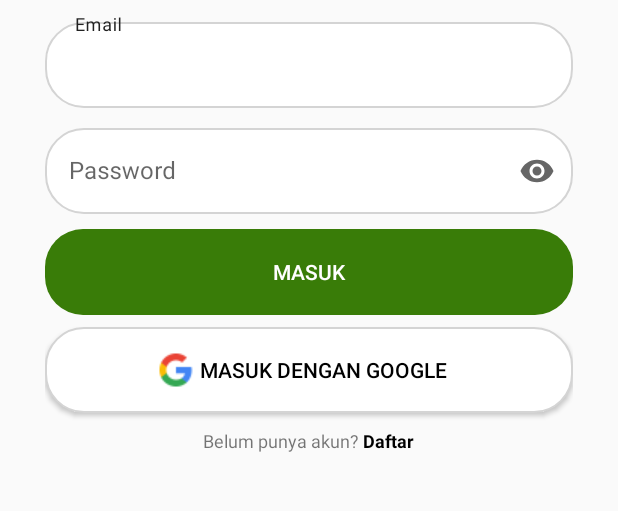
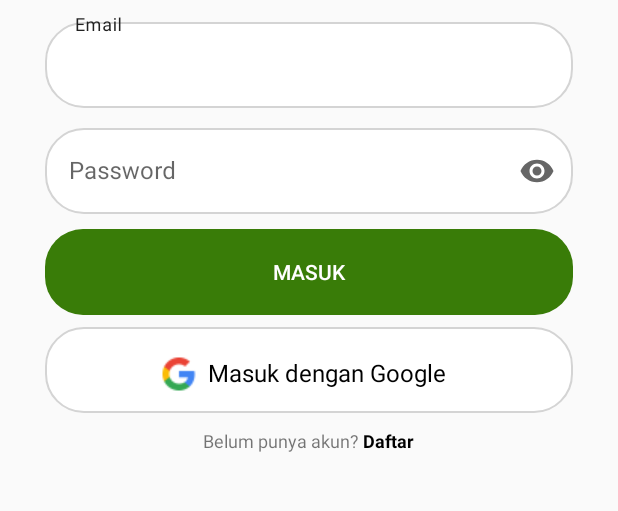
Before and after one commit to PadiPest/Mobile-App-PadiPest, an Android app: the screen it shows after launch (LoginActivity), on a phone screen of 412 x 824 dp, the part 531-1042 px from its top. Run offline under Robolectric (Android 15) with nearby library versions, the phone set to English and light mode, and no system bars; our stand-ins replace Firebase (no records; nobody signed in at launch, a user with empty details on screens opened directly).

Commit message:
edit login dan frag home

```diff
--- a/app/src/main/res/layout/activity_login.xml
+++ b/app/src/main/res/layout/activity_login.xml
@@ -95,17 +95,44 @@
             android:text="Masuk"
             android:textColor="@color/white" />
 
-        <Button
+        <androidx.constraintlayout.widget.ConstraintLayout
             android:id="@+id/btn_masuk_google"
             android:layout_width="match_parent"
             android:layout_height="57dp"
             android:layout_marginTop="8dp"
             android:background="@drawable/input_shape"
-            android:drawableStart="@drawable/google_icon"
-            android:drawablePadding="-80dp"
-            android:paddingLeft="75dp"
-            android:text="Masuk dengan Google"
-            android:textColor="#000000" />
+            android:paddingStart="16dp"
+            android:paddingEnd="16dp">
+
+            <ImageView
+                android:id="@+id/google_icon"
+                android:layout_width="wrap_content"
+                android:layout_height="wrap_content"
+                android:contentDescription="google_icon_desc"
+                android:src="@drawable/google_icon"
+                app:layout_constraintBottom_toBottomOf="parent"
+                app:layout_constraintEnd_toStartOf="@+id/tv_masuk_google"
+                app:layout_constraintHorizontal_bias="0.897"
+                app:layout_constraintStart_toStartOf="parent"
+                app:layout_constraintTop_toTopOf="parent"
+                app:layout_constraintVertical_bias="0.575" />
+
+            <TextView
+                android:id="@+id/tv_masuk_google"
+                android:layout_width="wrap_content"
+                android:layout_height="wrap_content"
+                android:text="Masuk dengan Google"
+                android:textColor="#000000"
+                android:textSize="16sp"
+                app:layout_constraintBottom_toBottomOf="parent"
+                app:layout_constraintEnd_toEndOf="parent"
+                app:layout_constraintHorizontal_bias="0.575"
+                app:layout_constraintStart_toStartOf="parent"
+                app:layout_constraintTop_toTopOf="parent"
+                app:layout_constraintVertical_bias="0.542" />
+
+        </androidx.constraintlayout.widget.ConstraintLayout>
+
 
         <LinearLayout
             android:layout_width="match_parent"
--- a/app/src/main/res/layout/fragment_home.xml
+++ b/app/src/main/res/layout/fragment_home.xml
@@ -30,10 +30,12 @@
         android:background="@drawable/button_shape"
         android:backgroundTint="@color/colorPrimary"
         android:drawableEnd="@drawable/galeri"
-        android:drawablePadding="-55dp"
+        android:drawablePadding="0dp"
+        android:paddingLeft="50dp"
         android:paddingRight="50dp"
         android:text="galeri"
         android:textColor="@color/white"
+        android:gravity="center"
         app:layout_constraintBottom_toBottomOf="parent"
         app:layout_constraintEnd_toStartOf="@+id/cameraButton"
         app:layout_constraintHorizontal_bias="0.5"
@@ -49,14 +51,17 @@
         android:background="@drawable/button_shape"
         android:backgroundTint="@color/colorPrimary"
         android:drawableEnd="@drawable/kamera"
-        android:drawablePadding="-50dp"
+        android:drawablePadding="0dp"
+        android:paddingLeft="50dp"
         android:paddingRight="50dp"
         android:text="kamera"
         android:textColor="@color/white"
+        android:gravity="center"
         app:layout_constraintBottom_toBottomOf="parent"
         app:layout_constraintEnd_toEndOf="parent"
         app:layout_constraintHorizontal_bias="0.5"
         app:layout_constraintStart_toEndOf="@+id/galleryButton" />
+
 
     <Button
         android:id="@+id/deteksiButton"
@@ -67,14 +72,17 @@
         android:background="@drawable/button_shape"
         android:backgroundTint="@color/colorPrimary"
         android:drawableEnd="@drawable/deteksi"
-        android:drawablePadding="-60dp"
-        android:paddingRight="65dp"
+        android:drawablePadding="0dp"
+        android:paddingLeft="55dp"
+        android:paddingRight="70dp"
         android:text="Deteksi"
         android:textColor="@color/white"
+        android:gravity="center"
         app:layout_constraintBottom_toBottomOf="parent"
         app:layout_constraintStart_toStartOf="parent"
         app:layout_constraintTop_toBottomOf="@+id/previewImageView"
         app:layout_constraintVertical_bias="0.423" />
+
 
     <TextView
         android:id="@+id/hasil_deteksi"
```
